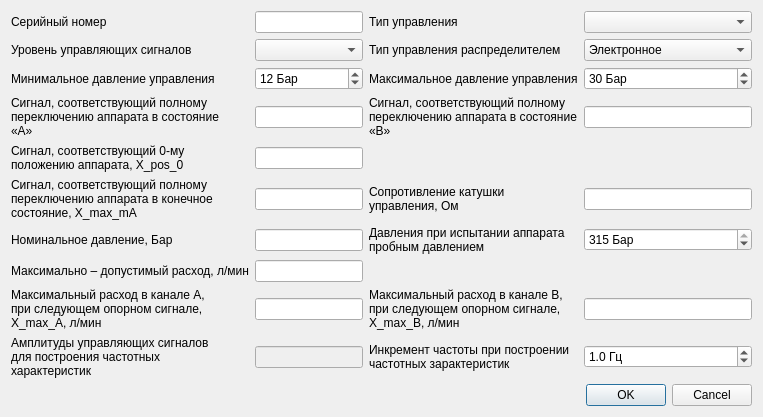
Old version of the form servo_title_info.ui in the repository firef0xff/SSHGS01.
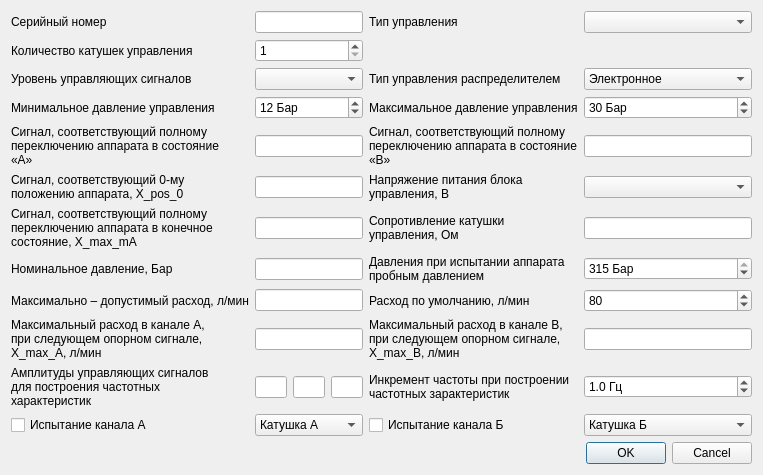
New version of the form.

Diff of the .ui file:
```diff
--- a/servo_title_info.ui
+++ b/servo_title_info.ui
@@ -6,8 +6,8 @@
    <rect>
     <x>0</x>
     <y>0</y>
-    <width>975</width>
-    <height>552</height>
+    <width>898</width>
+    <height>558</height>
    </rect>
   </property>
   <property name="windowTitle">
@@ -19,78 +19,7 @@
    </property>
    <item>
     <layout class="QGridLayout" name="gridLayout">
-     <item row="3" column="1">
-      <widget class="QLineEdit" name="SignalStateA">
-       <property name="sizePolicy">
-        <sizepolicy hsizetype="Preferred" vsizetype="Fixed">
-         <horstretch>0</horstretch>
-         <verstretch>0</verstretch>
-        </sizepolicy>
-       </property>
-       <property name="toolTipDuration">
-        <number>1000</number>
-       </property>
-       <property name="text">
-        <string/>
-       </property>
-       <property name="clearButtonEnabled">
-        <bool>true</bool>
-       </property>
-      </widget>
-     </item>
-     <item row="2" column="2">
-      <widget class="QLabel" name="l_max_control_pressure">
-       <property name="text">
-        <string>Максимальное давление управления</string>
-       </property>
-      </widget>
-     </item>
-     <item row="9" column="1">
-      <widget class="QLineEdit" name="ControlSignalAmplitude">
-       <property name="enabled">
-        <bool>false</bool>
-       </property>
-       <property name="sizePolicy">
-        <sizepolicy hsizetype="Preferred" vsizetype="Fixed">
-         <horstretch>0</horstretch>
-         <verstretch>0</verstretch>
-        </sizepolicy>
-       </property>
-       <property name="clearButtonEnabled">
-        <bool>true</bool>
-       </property>
-      </widget>
-     </item>
-     <item row="1" column="2">
-      <widget class="QLabel" name="l_raspred_control">
-       <property name="text">
-        <string>Тип управления распределителем</string>
-       </property>
-      </widget>
-     </item>
-     <item row="6" column="1">
-      <widget class="QLineEdit" name="PressureNominal">
-       <property name="enabled">
-        <bool>true</bool>
-       </property>
-       <property name="sizePolicy">
-        <sizepolicy hsizetype="Preferred" vsizetype="Fixed">
-         <horstretch>0</horstretch>
-         <verstretch>0</verstretch>
-        </sizepolicy>
-       </property>
-       <property name="toolTip">
-        <string>10...315 Бар</string>
-       </property>
-       <property name="toolTipDuration">
-        <number>1000</number>
-       </property>
-       <property name="clearButtonEnabled">
-        <bool>true</bool>
-       </property>
-      </widget>
-     </item>
-     <item row="2" column="3">
+     <item row="3" column="3">
       <widget class="QSpinBox" name="MaxControlPressure">
        <property name="sizePolicy">
         <sizepolicy hsizetype="Preferred" vsizetype="Fixed">
@@ -121,7 +50,126 @@
        </property>
       </widget>
      </item>
-     <item row="1" column="3">
+     <item row="4" column="0">
+      <widget class="QLabel" name="l_signal_state_a">
+       <property name="text">
+        <string>Сигнал, соответствующий полному
+переключению аппарата в состояние
+«А»</string>
+       </property>
+      </widget>
+     </item>
+     <item row="0" column="1">
+      <widget class="QLineEdit" name="SerNo">
+       <property name="sizePolicy">
+        <sizepolicy hsizetype="Preferred" vsizetype="Fixed">
+         <horstretch>0</horstretch>
+         <verstretch>0</verstretch>
+        </sizepolicy>
+       </property>
+       <property name="clearButtonEnabled">
+        <bool>true</bool>
+       </property>
+      </widget>
+     </item>
+     <item row="5" column="2">
+      <widget class="QLabel" name="l_voltage">
+       <property name="text">
+        <string>Напряжение питания блока
+управления, В</string>
+       </property>
+      </widget>
+     </item>
+     <item row="10" column="2">
+      <widget class="QLabel" name="l_frequency_inc">
+       <property name="text">
+        <string>Инкремент частоты при построении
+частотных зарактеристик</string>
+       </property>
+      </widget>
+     </item>
+     <item row="3" column="1">
+      <widget class="QSpinBox" name="MinControlPressure">
+       <property name="enabled">
+        <bool>true</bool>
+       </property>
+       <property name="toolTip">
+        <string>1...100 Бар</string>
+       </property>
+       <property name="toolTipDuration">
+        <number>1000</number>
+       </property>
+       <property name="statusTip">
+        <string/>
+       </property>
+       <property name="suffix">
+        <string> Бар</string>
+       </property>
+       <property name="minimum">
+        <number>1</number>
+       </property>
+       <property name="maximum">
+        <number>100</number>
+       </property>
+       <property name="value">
+        <number>12</number>
+       </property>
+      </widget>
+     </item>
+     <item row="9" column="2">
+      <widget class="QLabel" name="l_max_expenditure_b">
+       <property name="text">
+        <string>Максимальный расход в канале В,
+при следующем опорном сигнале,
+X_max_B, л/мин</string>
+       </property>
+      </widget>
+     </item>
+     <item row="8" column="0">
+      <widget class="QLabel" name="l_max_expenditure">
+       <property name="text">
+        <string>Максимально – допустимый расход, л/мин</string>
+       </property>
+      </widget>
+     </item>
+     <item row="10" column="1">
+      <layout class="QGridLayout" name="gridLayout_2">
+       <property name="sizeConstraint">
+        <enum>QLayout::SetFixedSize</enum>
+       </property>
+       <item row="0" column="0">
+        <widget class="QLineEdit" name="ControlSignalAmpl0">
+         <property name="sizePolicy">
+          <sizepolicy hsizetype="Ignored" vsizetype="Fixed">
+           <horstretch>0</horstretch>
+           <verstretch>0</verstretch>
+          </sizepolicy>
+         </property>
+        </widget>
+       </item>
+       <item row="0" column="1">
+        <widget class="QLineEdit" name="ControlSignalAmpl1">
+         <property name="sizePolicy">
+          <sizepolicy hsizetype="Ignored" vsizetype="Fixed">
+           <horstretch>0</horstretch>
+           <verstretch>0</verstretch>
+          </sizepolicy>
+         </property>
+        </widget>
+       </item>
+       <item row="0" column="2">
+        <widget class="QLineEdit" name="ControlSignalAmpl2">
+         <property name="sizePolicy">
+          <sizepolicy hsizetype="Ignored" vsizetype="Fixed">
+           <horstretch>0</horstretch>
+           <verstretch>0</verstretch>
+          </sizepolicy>
+         </property>
+        </widget>
+       </item>
+      </layout>
+     </item>
+     <item row="2" column="3">
       <widget class="QComboBox" name="RaspredControl">
        <property name="currentIndex">
         <number>0</number>
@@ -138,7 +186,75 @@
        </item>
       </widget>
      </item>
-     <item row="1" column="1">
+     <item row="3" column="0">
+      <widget class="QLabel" name="l_min_control_pressure">
+       <property name="text">
+        <string>Минимальное давление управления</string>
+       </property>
+      </widget>
+     </item>
+     <item row="7" column="0">
+      <widget class="QLabel" name="l_nominal_pressure">
+       <property name="text">
+        <string>Номинальное давление, Бар</string>
+       </property>
+      </widget>
+     </item>
+     <item row="8" column="3">
+      <widget class="QSpinBox" name="DefExpenditure">
+       <property name="toolTip">
+        <string>1...660 л/мин</string>
+       </property>
+       <property name="toolTipDuration">
+        <number>1000</number>
+       </property>
+       <property name="minimum">
+        <number>10</number>
+       </property>
+       <property name="maximum">
+        <number>660</number>
+       </property>
+       <property name="value">
+        <number>80</number>
+       </property>
+      </widget>
+     </item>
+     <item row="7" column="3">
+      <widget class="QSpinBox" name="PressureTesting">
+       <property name="sizePolicy">
+        <sizepolicy hsizetype="Preferred" vsizetype="Fixed">
+         <horstretch>0</horstretch>
+         <verstretch>0</verstretch>
+        </sizepolicy>
+       </property>
+       <property name="toolTip">
+        <string>300...315 Бар</string>
+       </property>
+       <property name="toolTipDuration">
+        <number>1000</number>
+       </property>
+       <property name="suffix">
+        <string> Бар</string>
+       </property>
+       <property name="minimum">
+        <number>300</number>
+       </property>
+       <property name="maximum">
+        <number>315</number>
+       </property>
+       <property name="value">
+        <number>315</number>
+       </property>
+      </widget>
+     </item>
+     <item row="8" column="2">
+      <widget class="QLabel" name="l_def_expenditure">
+       <property name="text">
+        <string>Расход по умолчанию, л/мин</string>
+       </property>
+      </widget>
+     </item>
+     <item row="2" column="1">
       <widget class="QComboBox" name="ControlSignal">
        <property name="enabled">
         <bool>true</bool>
@@ -173,14 +289,77 @@
        </item>
       </widget>
      </item>
-     <item row="7" column="0">
-      <widget class="QLabel" name="l_max_expenditure">
+     <item row="5" column="3">
+      <widget class="QComboBox" name="Voltage">
+       <property name="currentIndex">
+        <number>-1</number>
+       </property>
+       <item>
+        <property name="text">
+         <string>24</string>
+        </property>
+       </item>
+       <item>
+        <property name="text">
+         <string>30</string>
+        </property>
+       </item>
+      </widget>
+     </item>
+     <item row="5" column="1">
+      <widget class="QLineEdit" name="SignalState0">
+       <property name="sizePolicy">
+        <sizepolicy hsizetype="Preferred" vsizetype="Fixed">
+         <horstretch>0</horstretch>
+         <verstretch>0</verstretch>
+        </sizepolicy>
+       </property>
+       <property name="toolTipDuration">
+        <number>1000</number>
+       </property>
        <property name="text">
-        <string>Максимально – допустимый расход, л/мин</string>
+        <string/>
        </property>
+       <property name="clearButtonEnabled">
+        <bool>true</bool>
+       </property>
       </widget>
      </item>
-     <item row="8" column="3">
+     <item row="0" column="2">
+      <widget class="QLabel" name="l_control_type">
+       <property name="text">
+        <string>Тип управления</string>
+       </property>
+      </widget>
+     </item>
+     <item row="9" column="1">
+      <widget class="QLineEdit" name="MaxExpenditureA">
+       <property name="sizePolicy">
+        <sizepolicy hsizetype="Preferred" vsizetype="Fixed">
+         <horstretch>0</horstretch>
+         <verstretch>0</verstretch>
+        </sizepolicy>
+       </property>
+       <property name="toolTip">
+        <string>1...660 л/мин</string>
+       </property>
+       <property name="toolTipDuration">
+        <number>1000</number>
+       </property>
+       <property name="clearButtonEnabled">
+        <bool>true</bool>
+       </property>
+      </widget>
+     </item>
+     <item row="7" column="2">
+      <widget class="QLabel" name="l_pressure_testing">
+       <property name="text">
+        <string>Давления при испытании аппарата
+пробным давлением</string>
+       </property>
+      </widget>
+     </item>
+     <item row="9" column="3">
       <widget class="QLineEdit" name="MaxExpenditureB">
        <property name="sizePolicy">
         <sizepolicy hsizetype="Preferred" vsizetype="Fixed">
@@ -199,7 +378,58 @@
        </property>
       </widget>
      </item>
-     <item row="3" column="3">
+     <item row="4" column="1">
+      <widget class="QLineEdit" name="SignalStateA">
+       <property name="sizePolicy">
+        <sizepolicy hsizetype="Preferred" vsizetype="Fixed">
+         <horstretch>0</horstretch>
+         <verstretch>0</verstretch>
+        </sizepolicy>
+       </property>
+       <property name="toolTipDuration">
+        <number>1000</number>
+       </property>
+       <property name="text">
+        <string/>
+       </property>
+       <property name="clearButtonEnabled">
+        <bool>true</bool>
+       </property>
+      </widget>
+     </item>
+     <item row="4" column="2">
+      <widget class="QLabel" name="l_signal_state_b">
+       <property name="text">
+        <string>Сигнал, соответствующий полному
+переключению аппарата в состояние
+«В»</string>
+       </property>
+      </widget>
+     </item>
+     <item row="6" column="3">
+      <widget class="QLineEdit" name="ControlReelResist"/>
+     </item>
+     <item row="0" column="3">
+      <widget class="QComboBox" name="ControlType">
+       <property name="editable">
+        <bool>false</bool>
+       </property>
+       <property name="currentIndex">
+        <number>-1</number>
+       </property>
+       <item>
+        <property name="text">
+         <string>Блок управления</string>
+        </property>
+       </item>
+       <item>
+        <property name="text">
+         <string>Катушками управления</string>
+        </property>
+       </item>
+      </widget>
+     </item>
+     <item row="4" column="3">
       <widget class="QLineEdit" name="SignalStateB">
        <property name="sizePolicy">
         <sizepolicy hsizetype="Preferred" vsizetype="Fixed">
@@ -218,7 +448,45 @@
        </property>
       </widget>
      </item>
-     <item row="4" column="0">
+     <item row="8" column="1">
+      <widget class="QLineEdit" name="MaxExpenditure">
+       <property name="sizePolicy">
+        <sizepolicy hsizetype="Preferred" vsizetype="Fixed">
+         <horstretch>0</horstretch>
+         <verstretch>0</verstretch>
+        </sizepolicy>
+       </property>
+       <property name="toolTip">
+        <string>1...660 л/мин</string>
+       </property>
+       <property name="toolTipDuration">
+        <number>1000</number>
+       </property>
+       <property name="clearButtonEnabled">
+        <bool>true</bool>
+       </property>
+      </widget>
+     </item>
+     <item row="3" column="2">
+      <widget class="QLabel" name="l_max_control_pressure">
+       <property name="text">
+        <string>Максимальное давление управления</string>
+       </property>
+      </widget>
+     </item>
+     <item row="9" column="0">
+      <widget class="QLabel" name="l_max_expenditure_a">
+       <property name="text">
+        <string>Максимальный расход в канале А,
+при следующем опорном сигнале,
+X_max_A, л/мин</string>
+       </property>
+      </widget>
+     </item>
+     <item row="6" column="1">
+      <widget class="QLineEdit" name="EndSgnal"/>
+     </item>
+     <item row="5" column="0">
       <widget class="QLabel" name="l_signal_state_0">
        <property name="text">
         <string>Сигнал, соответствующий 0-му
@@ -226,22 +494,11 @@
        </property>
       </widget>
      </item>
-     <item row="7" column="1">
-      <widget class="QLineEdit" name="MaxExpenditure">
-       <property name="sizePolicy">
-        <sizepolicy hsizetype="Preferred" vsizetype="Fixed">
-         <horstretch>0</horstretch>
-         <verstretch>0</verstretch>
-        </sizepolicy>
-       </property>
-       <property name="toolTip">
-        <string>1...660 л/мин</string>
-       </property>
-       <property name="toolTipDuration">
-        <number>1000</number>
-       </property>
-       <property name="clearButtonEnabled">
-        <bool>true</bool>
+     <item row="6" column="2">
+      <widget class="QLabel" name="l_control_reel_resist">
+       <property name="text">
+        <string>Сопротивление катушки
+управления, Ом</string>
        </property>
       </widget>
      </item>
@@ -252,98 +509,33 @@
        </property>
       </widget>
      </item>
-     <item row="6" column="3">
-      <widget class="QSpinBox" name="PressureTesting">
-       <property name="sizePolicy">
-        <sizepolicy hsizetype="Preferred" vsizetype="Fixed">
-         <horstretch>0</horstretch>
-         <verstretch>0</verstretch>
-        </sizepolicy>
-       </property>
-       <property name="toolTip">
-        <string>300...315 Бар</string>
-       </property>
-       <property name="toolTipDuration">
-        <number>1000</number>
-       </property>
-       <property name="suffix">
-        <string> Бар</string>
-       </property>
-       <property name="minimum">
-        <number>300</number>
-       </property>
-       <property name="maximum">
-        <number>315</number>
-       </property>
-       <property name="value">
-        <number>315</number>
-       </property>
-      </widget>
-     </item>
-     <item row="3" column="0">
-      <widget class="QLabel" name="l_signal_state_a">
-       <property name="text">
-        <string>Сигнал, соответствующий полному
-переключению аппарата в состояние
-«А»</string>
-       </property>
-      </widget>
-     </item>
-     <item row="0" column="2">
-      <widget class="QLabel" name="l_control_type">
-       <property name="text">
-        <string>Тип управления</string>
-       </property>
-      </widget>
-     </item>
-     <item row="6" column="2">
-      <widget class="QLabel" name="l_pressure_testing">
-       <property name="text">
-        <string>Давления при испытании аппарата
-пробным давлением</string>
-       </property>
-      </widget>
-     </item>
-     <item row="0" column="1">
-      <widget class="QLineEdit" name="SerNo">
-       <property name="sizePolicy">
-        <sizepolicy hsizetype="Preferred" vsizetype="Fixed">
-         <horstretch>0</horstretch>
-         <verstretch>0</verstretch>
-        </sizepolicy>
-       </property>
-       <property name="clearButtonEnabled">
-        <bool>true</bool>
-       </property>
-      </widget>
-     </item>
      <item row="6" column="0">
-      <widget class="QLabel" name="l_nominal_pressure">
+      <widget class="QLabel" name="l_end_signal">
        <property name="text">
-        <string>Номинальное давление, Бар</string>
+        <string>Сигнал, соответствующий полному
+переключению аппарата в конечное
+состояние, X_max_mA</string>
        </property>
       </widget>
      </item>
-     <item row="4" column="1">
-      <widget class="QLineEdit" name="SignalState0">
-       <property name="sizePolicy">
-        <sizepolicy hsizetype="Preferred" vsizetype="Fixed">
-         <horstretch>0</horstretch>
-         <verstretch>0</verstretch>
-        </sizepolicy>
-       </property>
-       <property name="toolTipDuration">
-        <number>1000</number>
-       </property>
+     <item row="1" column="0">
+      <widget class="QLabel" name="l_reel_count">
        <property name="text">
-        <string/>
+        <string>Количество катушек управления</string>
        </property>
-       <property name="clearButtonEnabled">
-        <bool>true</bool>
+      </widget>
+     </item>
+     <item row="1" column="1">
+      <widget class="QSpinBox" name="ReelCount">
+       <property name="minimum">
+        <number>1</number>
        </property>
+       <property name="maximum">
+        <number>2</number>
+       </property>
       </widget>
      </item>
-     <item row="9" column="0">
+     <item row="10" column="0">
       <widget class="QLabel" name="l_control_signal_ampl">
        <property name="text">
         <string>Амплитуды управляющих сигналов
@@ -352,52 +544,11 @@
        </property>
       </widget>
      </item>
-     <item row="2" column="1">
-      <widget class="QSpinBox" name="MinControlPressure">
+     <item row="7" column="1">
+      <widget class="QLineEdit" name="PressureNominal">
        <property name="enabled">
         <bool>true</bool>
        </property>
-       <property name="toolTip">
-        <string>1...100 Бар</string>
-       </property>
-       <property name="toolTipDuration">
-        <number>1000</number>
-       </property>
-       <property name="statusTip">
-        <string/>
-       </property>
-       <property name="suffix">
-        <string> Бар</string>
-       </property>
-       <property name="minimum">
-        <number>1</number>
-       </property>
-       <property name="maximum">
-        <number>100</number>
-       </property>
-       <property name="value">
-        <number>12</number>
-       </property>
-      </widget>
-     </item>
-     <item row="8" column="2">
-      <widget class="QLabel" name="l_max_expenditure_b">
-       <property name="text">
-        <string>Максимальный расход в канале В,
-при следующем опорном сигнале,
-X_max_B, л/мин</string>
-       </property>
-      </widget>
-     </item>
-     <item row="2" column="0">
-      <widget class="QLabel" name="l_min_control_pressure">
-       <property name="text">
-        <string>Минимальное давление управления</string>
-       </property>
-      </widget>
-     </item>
-     <item row="8" column="1">
-      <widget class="QLineEdit" name="MaxExpenditureA">
        <property name="sizePolicy">
         <sizepolicy hsizetype="Preferred" vsizetype="Fixed">
          <horstretch>0</horstretch>
@@ -415,31 +566,14 @@
        </property>
       </widget>
      </item>
-     <item row="9" column="2">
-      <widget class="QLabel" name="l_frequency_inc">
+     <item row="2" column="2">
+      <widget class="QLabel" name="l_raspred_control">
        <property name="text">
-        <string>Инкремент частоты при построении
-частотных зарактеристик</string>
+        <string>Тип управления распределителем</string>
        </property>
       </widget>
      </item>
-     <item row="1" column="0">
-      <widget class="QLabel" name="l_control_signal">
-       <property name="text">
-        <string>Уровень управляющих сигналов</string>
-       </property>
-      </widget>
-     </item>
-     <item row="3" column="2">
-      <widget class="QLabel" name="l_signal_state_b">
-       <property name="text">
-        <string>Сигнал, соответствующий полному
-переключению аппарата в состояние
-«В»</string>
-       </property>
-      </widget>
-     </item>
-     <item row="9" column="3">
+     <item row="10" column="3">
       <widget class="QDoubleSpinBox" name="FrequencyInc">
        <property name="sizePolicy">
         <sizepolicy hsizetype="Preferred" vsizetype="Fixed">
@@ -476,22 +610,45 @@
        </property>
       </widget>
      </item>
-     <item row="8" column="0">
-      <widget class="QLabel" name="l_max_expenditure_a">
+     <item row="2" column="0">
+      <widget class="QLabel" name="l_control_signal">
        <property name="text">
-        <string>Максимальный расход в канале А,
-при следующем опорном сигнале,
-X_max_A, л/мин</string>
+        <string>Уровень управляющих сигналов</string>
        </property>
       </widget>
      </item>
-     <item row="0" column="3">
-      <widget class="QComboBox" name="ControlType">
-       <property name="editable">
-        <bool>false</bool>
+     <item row="11" column="0">
+      <widget class="QCheckBox" name="TestChA">
+       <property name="text">
+        <string>Испытание канала А</string>
        </property>
+      </widget>
+     </item>
+     <item row="11" column="2">
+      <widget class="QCheckBox" name="TestChB">
+       <property name="text">
+        <string>Испытание канала Б</string>
+       </property>
+      </widget>
+     </item>
+     <item row="11" column="1">
+      <widget class="QComboBox" name="ControlReelChA">
+       <item>
+        <property name="text">
+         <string>Катушка А</string>
+        </property>
+       </item>
+       <item>
+        <property name="text">
+         <string>Катушка Б</string>
+        </property>
+       </item>
+      </widget>
+     </item>
+     <item row="11" column="3">
+      <widget class="QComboBox" name="ControlReelChB">
        <property name="currentIndex">
-        <number>-1</number>
+        <number>1</number>
        </property>
        <item>
         <property name="text">
@@ -500,34 +657,11 @@
        </item>
        <item>
         <property name="text">
-         <string>Катушками управления</string>
+         <string>Катушка Б</string>
         </property>
        </item>
       </widget>
      </item>
-     <item row="5" column="0">
-      <widget class="QLabel" name="l_end_signal">
-       <property name="text">
-        <string>Сигнал, соответствующий полному
-переключению аппарата в конечное
-состояние, X_max_mA</string>
-       </property>
-      </widget>
-     </item>
-     <item row="5" column="1">
-      <widget class="QLineEdit" name="EndSgnal"/>
-     </item>
-     <item row="5" column="2">
-      <widget class="QLabel" name="l_control_reel_resist">
-       <property name="text">
-        <string>Сопротивление катушки
-управления, Ом</string>
-       </property>
-      </widget>
-     </item>
-     <item row="5" column="3">
-      <widget class="QLineEdit" name="ControlReelResist"/>
-     </item>
     </layout>
    </item>
    <item>
```
Left out of the diff: 4 changed lines with no effect on the pictures.
